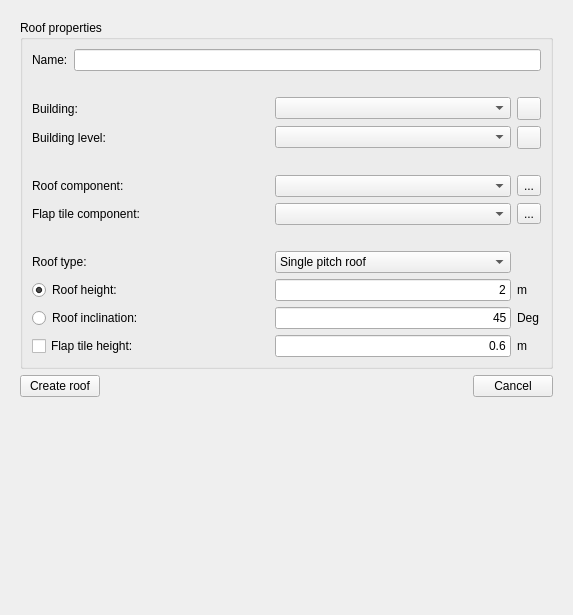
First picture: the form in SIM-VICUS/src/SVPropVertexListWidget.ui, repository ghorwin/SIM-VICUS, before the edit.
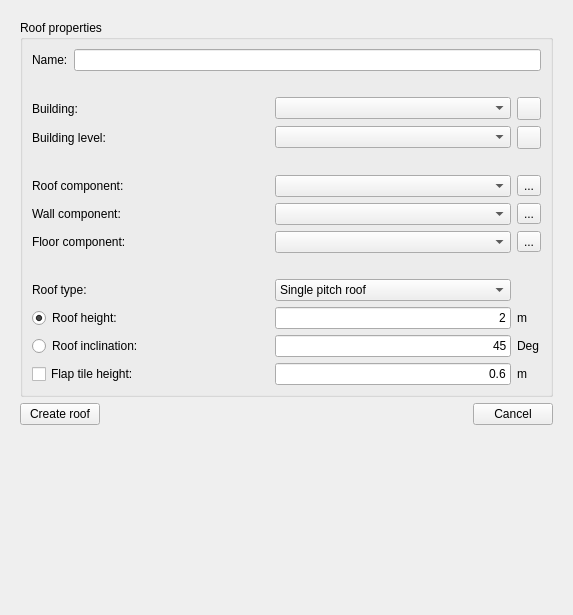
Second picture: the form after the edit. Icons and pictures are not drawn. Custom widgets are drawn as their Qt base class.

Commit message: Added input for floor component, fixed populating component combos.

The edit to the form file:
```diff
--- a/SIM-VICUS/src/SVPropVertexListWidget.ui
+++ b/SIM-VICUS/src/SVPropVertexListWidget.ui
@@ -575,26 +575,39 @@
           <string>Roof properties</string>
          </property>
          <layout class="QGridLayout" name="gridLayout_5">
-          <item row="9" column="1">
-           <widget class="QtExt::ValidatingLineEdit" name="lineEditRoofHeight">
-            <property name="sizePolicy">
-             <sizepolicy hsizetype="Preferred" vsizetype="Fixed">
-              <horstretch>0</horstretch>
-              <verstretch>0</verstretch>
-             </sizepolicy>
+          <item row="10" column="2">
+           <widget class="QLabel" name="label_14">
+            <property name="text">
+             <string>m</string>
             </property>
+           </widget>
+          </item>
+          <item row="12" column="0">
+           <widget class="QCheckBox" name="checkBoxFlapTile">
             <property name="text">
-             <string>2</string>
+             <string>Flap tile height:</string>
             </property>
-            <property name="alignment">
-             <set>Qt::AlignRight|Qt::AlignTrailing|Qt::AlignVCenter</set>
+           </widget>
+          </item>
+          <item row="11" column="2">
+           <widget class="QLabel" name="label_15">
+            <property name="text">
+             <string>Deg</string>
             </property>
            </widget>
           </item>
-          <item row="2" column="0">
-           <widget class="QLabel" name="labelBuilding_3">
+          <item row="6" column="0">
+           <widget class="QLabel" name="label_12">
             <property name="text">
-             <string>Building:</string>
+             <string>Wall component:</string>
+            </property>
+           </widget>
+          </item>
+          <item row="3" column="2">
+           <widget class="QToolButton" name="toolButtonAddBuildingLevel3">
+            <property name="icon">
+             <iconset resource="../resources/SIM-VICUS.qrc">
+              <normaloff>:/gfx/actions/24x24/plus.png</normaloff>:/gfx/actions/24x24/plus.png</iconset>
             </property>
            </widget>
           </item>
@@ -605,8 +618,37 @@
             </property>
            </widget>
           </item>
-          <item row="6" column="1">
-           <widget class="QComboBox" name="comboBoxComponentWall3"/>
+          <item row="9" column="1">
+           <widget class="QComboBox" name="comboBoxRoofType">
+            <item>
+             <property name="text">
+              <string>Single pitch roof</string>
+             </property>
+            </item>
+            <item>
+             <property name="text">
+              <string>Double pitch roof</string>
+             </property>
+            </item>
+            <item>
+             <property name="text">
+              <string>Mansard roof</string>
+             </property>
+            </item>
+            <item>
+             <property name="text">
+              <string>Hip roof</string>
+             </property>
+            </item>
+            <item>
+             <property name="text">
+              <string>Complex shape</string>
+             </property>
+            </item>
+           </widget>
+          </item>
+          <item row="5" column="1">
+           <widget class="QComboBox" name="comboBoxComponentRoof3"/>
           </item>
           <item row="3" column="0">
            <widget class="QLabel" name="labelBuildingLevel_3">
@@ -615,6 +657,117 @@
             </property>
            </widget>
           </item>
+          <item row="2" column="1">
+           <widget class="QComboBox" name="comboBoxBuilding3"/>
+          </item>
+          <item row="3" column="1">
+           <widget class="QComboBox" name="comboBoxBuildingLevel3"/>
+          </item>
+          <item row="10" column="1">
+           <widget class="QtExt::ValidatingLineEdit" name="lineEditRoofHeight">
+            <property name="sizePolicy">
+             <sizepolicy hsizetype="Preferred" vsizetype="Fixed">
+              <horstretch>0</horstretch>
+              <verstretch>0</verstretch>
+             </sizepolicy>
+            </property>
+            <property name="text">
+             <string>2</string>
+            </property>
+            <property name="alignment">
+             <set>Qt::AlignRight|Qt::AlignTrailing|Qt::AlignVCenter</set>
+            </property>
+           </widget>
+          </item>
+          <item row="2" column="2">
+           <widget class="QToolButton" name="toolButtonAddBuilding3">
+            <property name="icon">
+             <iconset resource="../resources/SIM-VICUS.qrc">
+              <normaloff>:/gfx/actions/24x24/plus.png</normaloff>:/gfx/actions/24x24/plus.png</iconset>
+            </property>
+           </widget>
+          </item>
+          <item row="12" column="1">
+           <widget class="QtExt::ValidatingLineEdit" name="lineEditFlapTileHeight">
+            <property name="sizePolicy">
+             <sizepolicy hsizetype="Preferred" vsizetype="Fixed">
+              <horstretch>0</horstretch>
+              <verstretch>0</verstretch>
+             </sizepolicy>
+            </property>
+            <property name="text">
+             <string>0.6</string>
+            </property>
+            <property name="alignment">
+             <set>Qt::AlignRight|Qt::AlignTrailing|Qt::AlignVCenter</set>
+            </property>
+           </widget>
+          </item>
+          <item row="6" column="1">
+           <widget class="QComboBox" name="comboBoxComponentWall3"/>
+          </item>
+          <item row="8" column="1">
+           <spacer name="verticalSpacer_10">
+            <property name="orientation">
+             <enum>Qt::Vertical</enum>
+            </property>
+            <property name="sizeType">
+             <enum>QSizePolicy::Preferred</enum>
+            </property>
+            <property name="sizeHint" stdset="0">
+             <size>
+              <width>20</width>
+              <height>20</height>
+             </size>
+            </property>
+           </spacer>
+          </item>
+          <item row="1" column="1">
+           <spacer name="verticalSpacer_7">
+            <property name="orientation">
+             <enum>Qt::Vertical</enum>
+            </property>
+            <property name="sizeType">
+             <enum>QSizePolicy::Preferred</enum>
+            </property>
+            <property name="sizeHint" stdset="0">
+             <size>
+              <width>20</width>
+              <height>20</height>
+             </size>
+            </property>
+           </spacer>
+          </item>
+          <item row="5" column="0">
+           <widget class="QLabel" name="label_10">
+            <property name="text">
+             <string>Roof component:</string>
+            </property>
+           </widget>
+          </item>
+          <item row="4" column="1">
+           <spacer name="verticalSpacer_8">
+            <property name="orientation">
+             <enum>Qt::Vertical</enum>
+            </property>
+            <property name="sizeType">
+             <enum>QSizePolicy::Preferred</enum>
+            </property>
+            <property name="sizeHint" stdset="0">
+             <size>
+              <width>20</width>
+              <height>20</height>
+             </size>
+            </property>
+           </spacer>
+          </item>
+          <item row="11" column="0">
+           <widget class="QRadioButton" name="radioButtonRoofInclination">
+            <property name="text">
+             <string>Roof inclination:</string>
+            </property>
+           </widget>
+          </item>
           <item row="0" column="0" colspan="3">
            <layout class="QHBoxLayout" name="horizontalLayout_4">
             <item>
@@ -629,6 +782,30 @@
             </item>
            </layout>
           </item>
+          <item row="12" column="2">
+           <widget class="QLabel" name="label_16">
+            <property name="text">
+             <string>m</string>
+            </property>
+           </widget>
+          </item>
+          <item row="2" column="0">
+           <widget class="QLabel" name="labelBuilding_3">
+            <property name="text">
+             <string>Building:</string>
+            </property>
+           </widget>
+          </item>
+          <item row="10" column="0">
+           <widget class="QRadioButton" name="radioButtonRoofHeight">
+            <property name="text">
+             <string>Roof height:</string>
+            </property>
+            <property name="checked">
+             <bool>true</bool>
+            </property>
+           </widget>
+          </item>
           <item row="5" column="2">
            <widget class="QToolButton" name="toolButtonEditComponents5">
             <property name="text">
@@ -636,31 +813,14 @@
             </property>
            </widget>
           </item>
-          <item row="11" column="0">
-           <widget class="QCheckBox" name="checkBoxFlapTile">
-            <property name="text">
-             <string>Flap tile height:</string>
-            </property>
-           </widget>
-          </item>
-          <item row="5" column="0">
-           <widget class="QLabel" name="label_10">
-            <property name="text">
-             <string>Roof component:</string>
-            </property>
-           </widget>
-          </item>
-          <item row="8" column="0">
+          <item row="9" column="0">
            <widget class="QLabel" name="labelBuilding_4">
             <property name="text">
              <string>Roof type:</string>
             </property>
            </widget>
           </item>
-          <item row="2" column="1">
-           <widget class="QComboBox" name="comboBoxBuilding3"/>
-          </item>
-          <item row="10" column="1">
+          <item row="11" column="1">
            <widget class="QtExt::ValidatingLineEdit" name="lineEditRoofInclination">
             <property name="sizePolicy">
              <sizepolicy hsizetype="Preferred" vsizetype="Fixed">
@@ -676,163 +836,20 @@
             </property>
            </widget>
           </item>
-          <item row="1" column="1">
-           <spacer name="verticalSpacer_7">
-            <property name="orientation">
-             <enum>Qt::Vertical</enum>
-            </property>
-            <property name="sizeType">
-             <enum>QSizePolicy::Preferred</enum>
-            </property>
-            <property name="sizeHint" stdset="0">
-             <size>
-              <width>20</width>
-              <height>20</height>
-             </size>
-            </property>
-           </spacer>
-          </item>
-          <item row="3" column="1">
-           <widget class="QComboBox" name="comboBoxBuildingLevel3"/>
-          </item>
-          <item row="9" column="2">
-           <widget class="QLabel" name="label_14">
-            <property name="text">
-             <string>m</string>
-            </property>
-           </widget>
-          </item>
-          <item row="3" column="2">
-           <widget class="QToolButton" name="toolButtonAddBuildingLevel3">
-            <property name="icon">
-             <iconset resource="../resources/SIM-VICUS.qrc">
-              <normaloff>:/gfx/actions/24x24/plus.png</normaloff>:/gfx/actions/24x24/plus.png</iconset>
-            </property>
-           </widget>
-          </item>
-          <item row="8" column="1">
-           <widget class="QComboBox" name="comboBoxRoofType">
-            <item>
-             <property name="text">
-              <string>Single pitch roof</string>
-             </property>
-            </item>
-            <item>
-             <property name="text">
-              <string>Double pitch roof</string>
-             </property>
-            </item>
-            <item>
-             <property name="text">
-              <string>Mansard roof</string>
-             </property>
-            </item>
-            <item>
-             <property name="text">
-              <string>Hip roof</string>
-             </property>
-            </item>
-            <item>
-             <property name="text">
-              <string>Complex shape</string>
-             </property>
-            </item>
-           </widget>
-          </item>
-          <item row="9" column="0">
-           <widget class="QRadioButton" name="radioButtonRoofHeight">
-            <property name="text">
-             <string>Roof height:</string>
-            </property>
-            <property name="checked">
-             <bool>true</bool>
-            </property>
-           </widget>
-          </item>
-          <item row="2" column="2">
-           <widget class="QToolButton" name="toolButtonAddBuilding3">
-            <property name="icon">
-             <iconset resource="../resources/SIM-VICUS.qrc">
-              <normaloff>:/gfx/actions/24x24/plus.png</normaloff>:/gfx/actions/24x24/plus.png</iconset>
-            </property>
-           </widget>
-          </item>
-          <item row="5" column="1">
-           <widget class="QComboBox" name="comboBoxComponentRoof3"/>
-          </item>
           <item row="7" column="1">
-           <spacer name="verticalSpacer_10">
-            <property name="orientation">
-             <enum>Qt::Vertical</enum>
-            </property>
-            <property name="sizeType">
-             <enum>QSizePolicy::Preferred</enum>
-            </property>
-            <property name="sizeHint" stdset="0">
-             <size>
-              <width>20</width>
-              <height>20</height>
-             </size>
-            </property>
-           </spacer>
+           <widget class="QComboBox" name="comboBoxComponentFloor3"/>
           </item>
-          <item row="10" column="0">
-           <widget class="QRadioButton" name="radioButtonRoofInclination">
+          <item row="7" column="0">
+           <widget class="QLabel" name="label_13">
             <property name="text">
-             <string>Roof inclination:</string>
+             <string>Floor component:</string>
             </property>
            </widget>
           </item>
-          <item row="4" column="1">
-           <spacer name="verticalSpacer_8">
-            <property name="orientation">
-             <enum>Qt::Vertical</enum>
-            </property>
-            <property name="sizeType">
-             <enum>QSizePolicy::Preferred</enum>
-            </property>
-            <property name="sizeHint" stdset="0">
-             <size>
-              <width>20</width>
-              <height>20</height>
-             </size>
-            </property>
-           </spacer>
-          </item>
-          <item row="11" column="1">
-           <widget class="QtExt::ValidatingLineEdit" name="lineEditFlapTileHeight">
-            <property name="sizePolicy">
-             <sizepolicy hsizetype="Preferred" vsizetype="Fixed">
-              <horstretch>0</horstretch>
-              <verstretch>0</verstretch>
-             </sizepolicy>
-            </property>
+          <item row="7" column="2">
+           <widget class="QToolButton" name="toolButtonEditComponents8">
             <property name="text">
-             <string>0.6</string>
-            </property>
-            <property name="alignment">
-             <set>Qt::AlignRight|Qt::AlignTrailing|Qt::AlignVCenter</set>
-            </property>
-           </widget>
-          </item>
-          <item row="10" column="2">
-           <widget class="QLabel" name="label_15">
-            <property name="text">
-             <string>Deg</string>
-            </property>
-           </widget>
-          </item>
-          <item row="11" column="2">
-           <widget class="QLabel" name="label_16">
-            <property name="text">
-             <string>m</string>
-            </property>
-           </widget>
-          </item>
-          <item row="6" column="0">
-           <widget class="QLabel" name="label_12">
-            <property name="text">
-             <string>Flap tile component:</string>
+             <string>...</string>
             </property>
            </widget>
           </item>
```
The commit also changes 2 other files.
